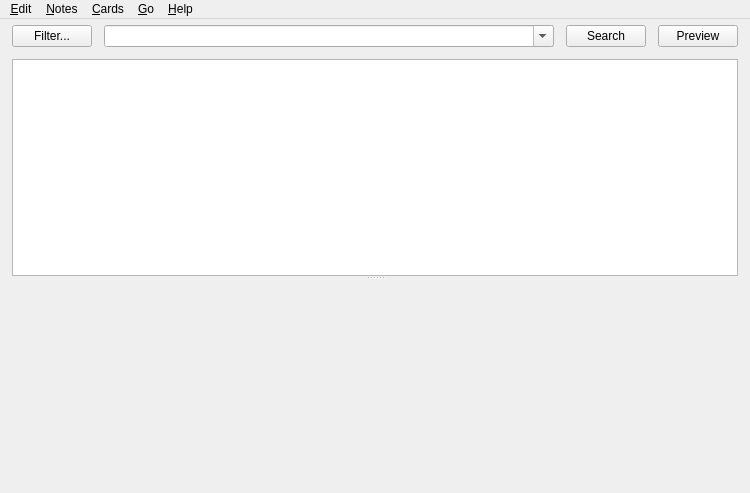
The window that qt/aqt/forms/browser.ui (ankitects/anki) describes before a commit, drawn with Qt 5.
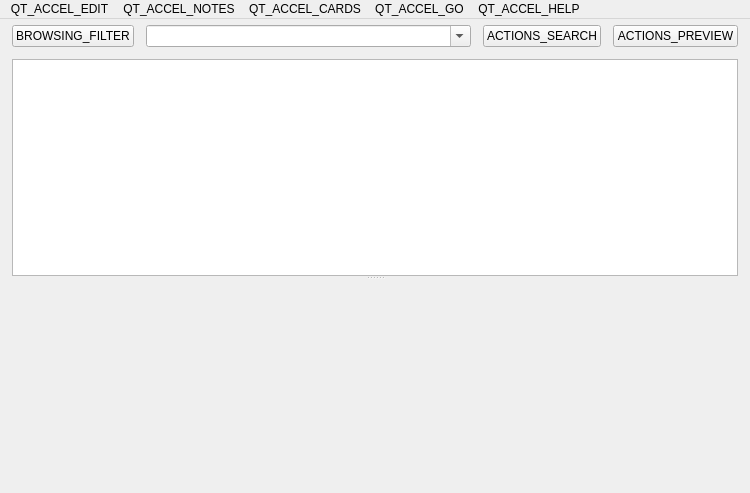
The same window after the commit. Icons and pictures are not drawn.

```diff
--- a/qt/aqt/forms/browser.ui
+++ b/qt/aqt/forms/browser.ui
@@ -110,14 +110,14 @@
           <item row="0" column="2">
            <widget class="QPushButton" name="searchButton">
             <property name="text">
-             <string>Search</string>
+             <string>ACTIONS_SEARCH</string>
             </property>
            </widget>
           </item>
           <item row="0" column="3">
            <widget class="QPushButton" name="previewButton">
             <property name="text">
-             <string>Preview</string>
+             <string>ACTIONS_PREVIEW</string>
             </property>
             <property name="shortcut">
              <string notr="true">Ctrl+Shift+P</string>
@@ -130,7 +130,7 @@
           <item row="0" column="0">
            <widget class="QPushButton" name="filter">
             <property name="text">
-             <string>Filter...</string>
+             <string>BROWSING_FILTER</string>
             </property>
            </widget>
           </item>
@@ -241,7 +241,7 @@
    </property>
    <widget class="QMenu" name="menuEdit">
     <property name="title">
-     <string>&amp;Edit</string>
+     <string>QT_ACCEL_EDIT</string>
     </property>
     <addaction name="actionUndo"/>
     <addaction name="separator"/>
@@ -253,7 +253,7 @@
    </widget>
    <widget class="QMenu" name="menuJump">
     <property name="title">
-     <string>&amp;Go</string>
+     <string>QT_ACCEL_GO</string>
     </property>
     <addaction name="actionFind"/>
     <addaction name="actionTags"/>
@@ -268,13 +268,13 @@
    </widget>
    <widget class="QMenu" name="menu_Help">
     <property name="title">
-     <string>&amp;Help</string>
+     <string>QT_ACCEL_HELP</string>
     </property>
     <addaction name="actionGuide"/>
    </widget>
    <widget class="QMenu" name="menu_Cards">
     <property name="title">
-     <string>&amp;Cards</string>
+     <string>QT_ACCEL_CARDS</string>
     </property>
     <widget class="QMenu" name="menuFlag">
      <property name="title">
@@ -298,7 +298,7 @@
    </widget>
    <widget class="QMenu" name="menu_Notes">
     <property name="title">
-     <string>&amp;Notes</string>
+     <string>QT_ACCEL_NOTES</string>
     </property>
     <addaction name="actionAdd"/>
     <addaction name="actionExport"/>
```
Left out of the diff: 83 changed lines with no effect on the pictures.
